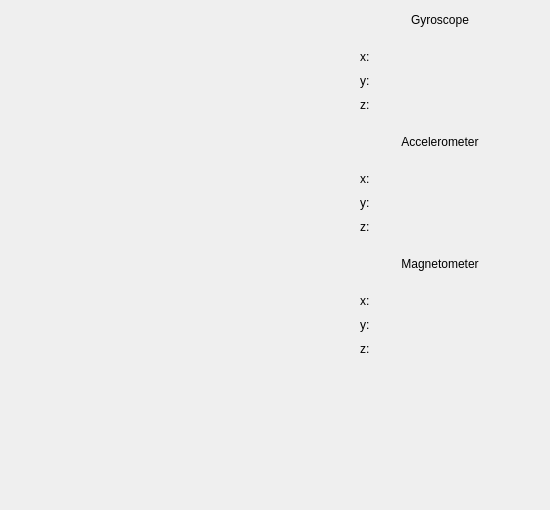
Before: the Qt Designer form index.ui in exist009/Jet-Stereo, drawn with Qt 5.
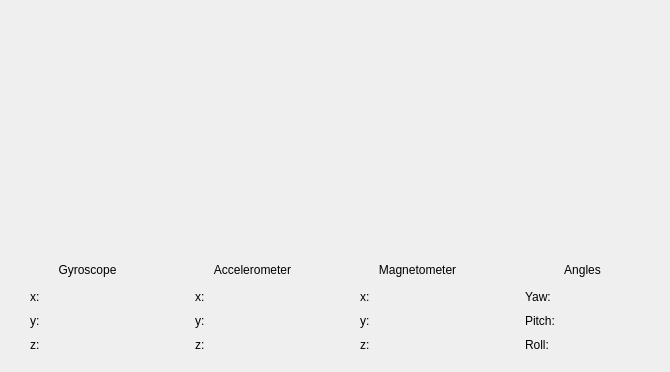
After: the same form once the commit is applied.

Commit message: Added: IMU Angle Calc.; Changed: IMU GUI

```diff
--- a/index.ui
+++ b/index.ui
@@ -2,11 +2,23 @@
 <ui version="4.0">
  <class>Index</class>
  <widget class="QWidget" name="Index">
+  <property name="geometry">
+   <rect>
+    <x>0</x>
+    <y>0</y>
+    <width>670</width>
+    <height>369</height>
+   </rect>
+  </property>
   <property name="styleSheet">
    <string notr="true">.index {
 	background: #fff;
 }
 
+.index-sensor {
+	border: 1px solid #e3e3e3;
+}
+
 .index-imu-title {
 	color: #fff;
 	background: #354575;
@@ -20,7 +32,7 @@
   <property name="class" stdset="0">
    <string notr="true">index</string>
   </property>
-  <layout class="QHBoxLayout" name="horizontalLayout">
+  <layout class="QVBoxLayout" name="verticalLayout">
    <property name="spacing">
     <number>10</number>
    </property>
@@ -44,10 +56,7 @@
        <verstretch>0</verstretch>
       </sizepolicy>
      </property>
-     <property name="class" stdset="0">
-      <string>index-sensor-block</string>
-     </property>
-     <layout class="QVBoxLayout" name="verticalLayout">
+     <layout class="QHBoxLayout" name="horizontalLayout">
       <property name="spacing">
        <number>10</number>
       </property>
@@ -63,28 +72,6 @@
       <property name="bottomMargin">
        <number>0</number>
       </property>
-      <item>
-       <widget class="QLabel" name="sensor_1">
-        <property name="sizePolicy">
-         <sizepolicy hsizetype="Fixed" vsizetype="Fixed">
-          <horstretch>0</horstretch>
-          <verstretch>0</verstretch>
-         </sizepolicy>
-        </property>
-        <property name="minimumSize">
-         <size>
-          <width>320</width>
-          <height>240</height>
-         </size>
-        </property>
-        <property name="maximumSize">
-         <size>
-          <width>320</width>
-          <height>240</height>
-         </size>
-        </property>
-       </widget>
-      </item>
       <item>
        <widget class="QLabel" name="sensor_0">
         <property name="sizePolicy">
@@ -105,6 +92,34 @@
           <height>240</height>
          </size>
         </property>
+        <property name="class" stdset="0">
+         <string notr="true">index-sensor</string>
+        </property>
+       </widget>
+      </item>
+      <item>
+       <widget class="QLabel" name="sensor_1">
+        <property name="sizePolicy">
+         <sizepolicy hsizetype="Fixed" vsizetype="Fixed">
+          <horstretch>0</horstretch>
+          <verstretch>0</verstretch>
+         </sizepolicy>
+        </property>
+        <property name="minimumSize">
+         <size>
+          <width>320</width>
+          <height>240</height>
+         </size>
+        </property>
+        <property name="maximumSize">
+         <size>
+          <width>320</width>
+          <height>240</height>
+         </size>
+        </property>
+        <property name="class" stdset="0">
+         <string notr="true">index-sensor</string>
+        </property>
        </widget>
       </item>
      </layout>
@@ -112,22 +127,7 @@
    </item>
    <item>
     <widget class="QWidget" name="imu" native="true">
-     <property name="sizePolicy">
-      <sizepolicy hsizetype="Fixed" vsizetype="Preferred">
-       <horstretch>0</horstretch>
-       <verstretch>0</verstretch>
-      </sizepolicy>
-     </property>
-     <property name="minimumSize">
-      <size>
-       <width>200</width>
-       <height>0</height>
-      </size>
-     </property>
-     <layout class="QVBoxLayout" name="verticalLayout_2">
-      <property name="spacing">
-       <number>10</number>
-      </property>
+     <layout class="QGridLayout" name="gridLayout">
       <property name="leftMargin">
        <number>0</number>
       </property>
@@ -140,7 +140,13 @@
       <property name="bottomMargin">
        <number>0</number>
       </property>
-      <item>
+      <property name="horizontalSpacing">
+       <number>10</number>
+      </property>
+      <property name="verticalSpacing">
+       <number>0</number>
+      </property>
+      <item row="0" column="0">
        <widget class="QLabel" name="title_1">
         <property name="sizePolicy">
          <sizepolicy hsizetype="Preferred" vsizetype="Fixed">
@@ -171,7 +177,100 @@
         </property>
        </widget>
       </item>
-      <item>
+      <item row="0" column="1">
+       <widget class="QLabel" name="title_2">
+        <property name="sizePolicy">
+         <sizepolicy hsizetype="Preferred" vsizetype="Fixed">
+          <horstretch>0</horstretch>
+          <verstretch>0</verstretch>
+         </sizepolicy>
+        </property>
+        <property name="minimumSize">
+         <size>
+          <width>0</width>
+          <height>20</height>
+         </size>
+        </property>
+        <property name="maximumSize">
+         <size>
+          <width>16777215</width>
+          <height>20</height>
+         </size>
+        </property>
+        <property name="text">
+         <string notr="true">Accelerometer</string>
+        </property>
+        <property name="alignment">
+         <set>Qt::AlignCenter</set>
+        </property>
+        <property name="class" stdset="0">
+         <string>index-imu-title</string>
+        </property>
+       </widget>
+      </item>
+      <item row="0" column="2">
+       <widget class="QLabel" name="title_3">
+        <property name="sizePolicy">
+         <sizepolicy hsizetype="Preferred" vsizetype="Fixed">
+          <horstretch>0</horstretch>
+          <verstretch>0</verstretch>
+         </sizepolicy>
+        </property>
+        <property name="minimumSize">
+         <size>
+          <width>0</width>
+          <height>20</height>
+         </size>
+        </property>
+        <property name="maximumSize">
+         <size>
+          <width>16777215</width>
+          <height>20</height>
+         </size>
+        </property>
+        <property name="text">
+         <string notr="true">Magnetometer</string>
+        </property>
+        <property name="alignment">
+         <set>Qt::AlignCenter</set>
+        </property>
+        <property name="class" stdset="0">
+         <string>index-imu-title</string>
+        </property>
+       </widget>
+      </item>
+      <item row="0" column="3">
+       <widget class="QLabel" name="title_4">
+        <property name="sizePolicy">
+         <sizepolicy hsizetype="Preferred" vsizetype="Fixed">
+          <horstretch>0</horstretch>
+          <verstretch>0</verstretch>
+         </sizepolicy>
+        </property>
+        <property name="minimumSize">
+         <size>
+          <width>0</width>
+          <height>20</height>
+         </size>
+        </property>
+        <property name="maximumSize">
+         <size>
+          <width>16777215</width>
+          <height>20</height>
+         </size>
+        </property>
+        <property name="text">
+         <string notr="true">Angles</string>
+        </property>
+        <property name="alignment">
+         <set>Qt::AlignCenter</set>
+        </property>
+        <property name="class" stdset="0">
+         <string>index-imu-title</string>
+        </property>
+       </widget>
+      </item>
+      <item row="1" column="0">
        <widget class="QWidget" name="imu_gyroscope" native="true">
         <property name="class" stdset="0">
          <string notr="true">index-imu-block</string>
@@ -240,38 +339,7 @@
         </layout>
        </widget>
       </item>
-      <item>
-       <widget class="QLabel" name="title_2">
-        <property name="sizePolicy">
-         <sizepolicy hsizetype="Preferred" vsizetype="Fixed">
-          <horstretch>0</horstretch>
-          <verstretch>0</verstretch>
-         </sizepolicy>
-        </property>
-        <property name="minimumSize">
-         <size>
-          <width>0</width>
-          <height>20</height>
-         </size>
-        </property>
-        <property name="maximumSize">
-         <size>
-          <width>16777215</width>
-          <height>20</height>
-         </size>
-        </property>
-        <property name="text">
-         <string notr="true">Accelerometer</string>
-        </property>
-        <property name="alignment">
-         <set>Qt::AlignCenter</set>
-        </property>
-        <property name="class" stdset="0">
-         <string>index-imu-title</string>
-        </property>
-       </widget>
-      </item>
-      <item>
+      <item row="1" column="1">
        <widget class="QWidget" name="imu_accelerometer" native="true">
         <property name="class" stdset="0">
          <string notr="true">index-imu-block</string>
@@ -340,38 +408,7 @@
         </layout>
        </widget>
       </item>
-      <item>
-       <widget class="QLabel" name="title_3">
-        <property name="sizePolicy">
-         <sizepolicy hsizetype="Preferred" vsizetype="Fixed">
-          <horstretch>0</horstretch>
-          <verstretch>0</verstretch>
-         </sizepolicy>
-        </property>
-        <property name="minimumSize">
-         <size>
-          <width>0</width>
-          <height>20</height>
-         </size>
-        </property>
-        <property name="maximumSize">
-         <size>
-          <width>16777215</width>
-          <height>20</height>
-         </size>
-        </property>
-        <property name="text">
-         <string notr="true">Magnetometer</string>
-        </property>
-        <property name="alignment">
-         <set>Qt::AlignCenter</set>
-        </property>
-        <property name="class" stdset="0">
-         <string>index-imu-title</string>
-        </property>
-       </widget>
-      </item>
-      <item>
+      <item row="1" column="2">
        <widget class="QWidget" name="imu_magnetometer" native="true">
         <property name="class" stdset="0">
          <string notr="true">index-imu-block</string>
@@ -440,18 +477,74 @@
         </layout>
        </widget>
       </item>
-      <item>
-       <spacer name="verticalSpacer">
-        <property name="orientation">
-         <enum>Qt::Vertical</enum>
+      <item row="1" column="3">
+       <widget class="QWidget" name="imu_angle" native="true">
+        <property name="class" stdset="0">
+         <string notr="true">index-imu-block</string>
         </property>
-        <property name="sizeHint" stdset="0">
-         <size>
-          <width>20</width>
-          <height>40</height>
-         </size>
-        </property>
-       </spacer>
+        <layout class="QFormLayout" name="formLayout_4">
+         <property name="horizontalSpacing">
+          <number>10</number>
+         </property>
+         <property name="verticalSpacing">
+          <number>10</number>
+         </property>
+         <property name="leftMargin">
+          <number>20</number>
+         </property>
+         <property name="topMargin">
+          <number>10</number>
+         </property>
+         <property name="rightMargin">
+          <number>0</number>
+         </property>
+         <property name="bottomMargin">
+          <number>10</number>
+         </property>
+         <item row="0" column="0">
+          <widget class="QLabel" name="label_10">
+           <property name="text">
+            <string notr="true">Yaw:</string>
+           </property>
+          </widget>
+         </item>
+         <item row="0" column="1">
+          <widget class="QLabel" name="imu_angle_yaw">
+           <property name="text">
+            <string/>
+           </property>
+          </widget>
+         </item>
+         <item row="1" column="0">
+          <widget class="QLabel" name="label_11">
+           <property name="text">
+            <string notr="true">Pitch:</string>
+           </property>
+          </widget>
+         </item>
+         <item row="1" column="1">
+          <widget class="QLabel" name="imu_angle_pitch">
+           <property name="text">
+            <string/>
+           </property>
+          </widget>
+         </item>
+         <item row="2" column="0">
+          <widget class="QLabel" name="label_12">
+           <property name="text">
+            <string notr="true">Roll:</string>
+           </property>
+          </widget>
+         </item>
+         <item row="2" column="1">
+          <widget class="QLabel" name="imu_angle_roll">
+           <property name="text">
+            <string/>
+           </property>
+          </widget>
+         </item>
+        </layout>
+       </widget>
       </item>
      </layout>
     </widget>
```
The commit also changes 6 other files.
